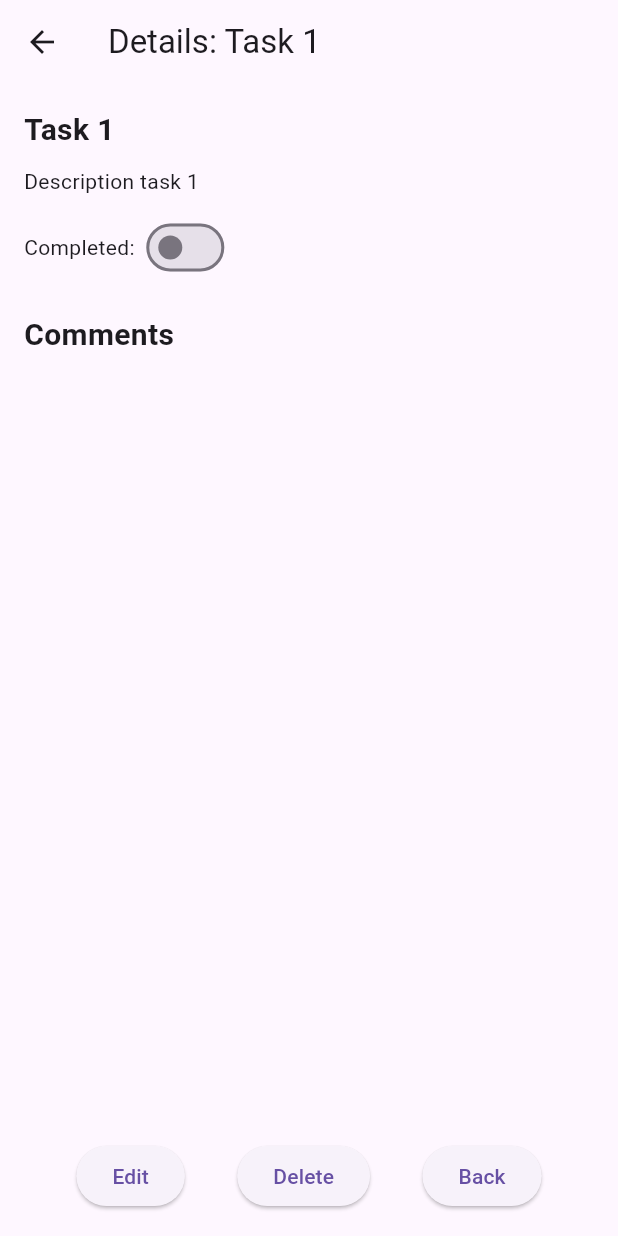
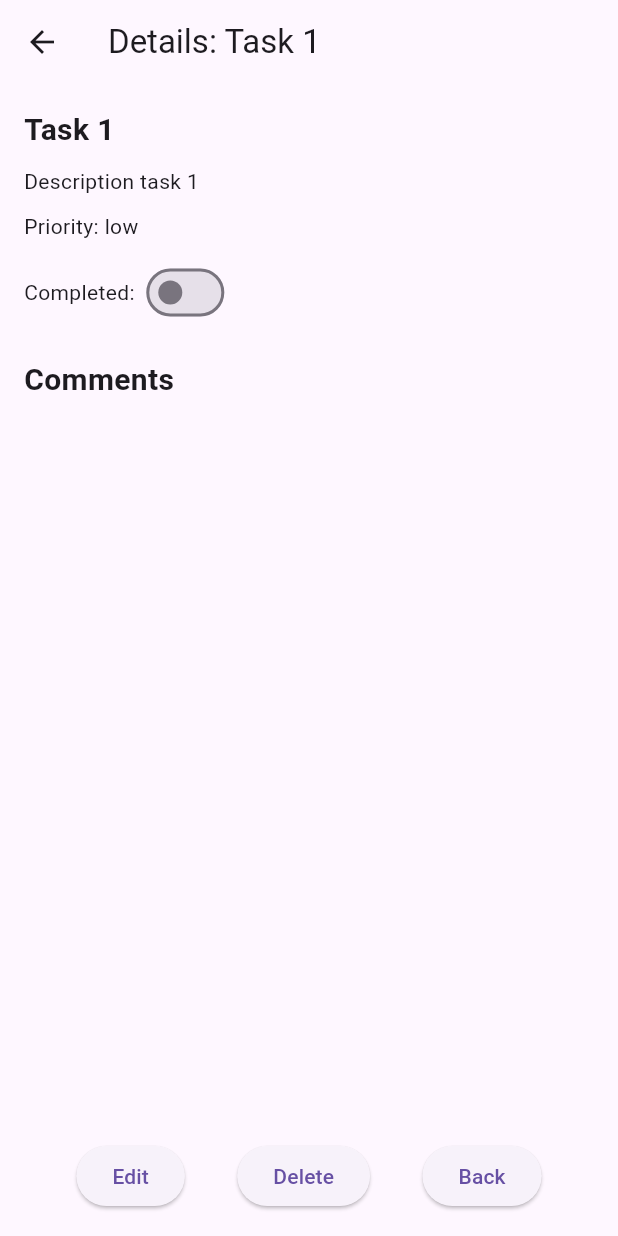
Before and after one commit to LorenzoBondan/Tasks-Management, a Flutter app: the TaskDetailsPage screen opened directly with sample values from the repository, on a phone screen of 412 x 824 dp. Run offline on Flutter 3.47's test engine with Material 3 defaults, Android fonts, the phone set to English and light mode, and no system bars.

Commit message:
add priority label to task details page

```diff
--- a/lib/view/tasks/task_details_page.dart
+++ b/lib/view/tasks/task_details_page.dart
@@ -86,6 +86,9 @@ class TaskDetailsPageState extends State<TaskDetailsPage> {
             Text(widget.task.description, style: const TextStyle(fontSize: 14)),
             const SizedBox(height: 10),
 
+            Text('Priority: ${widget.task.priority.name}', style: const TextStyle(fontSize: 14)),
+            const SizedBox(height: 10),
+
             Row(
               children: [
                 Text('Completed: ', style: const TextStyle(fontSize: 14)),
```
